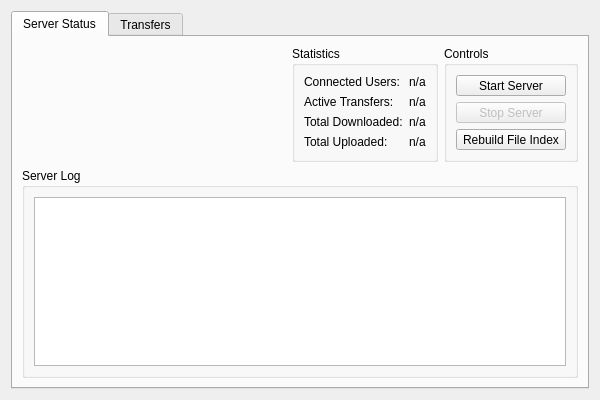
The window that qw_server_gui/QwmMonitorWindow.ui (pcjpnet/qwired-suite) describes before a commit, drawn with Qt 5.
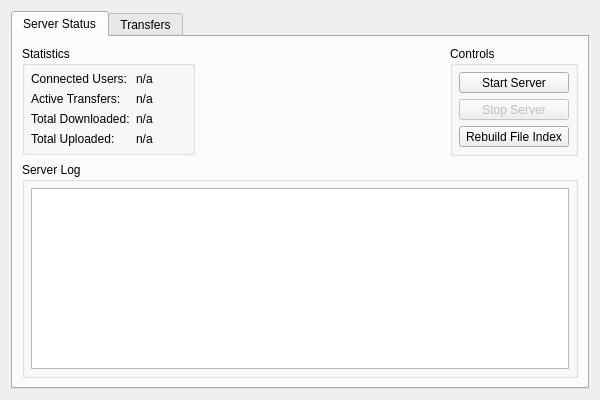
The same window after the commit. The open tabs and pages were chosen to show the change. Icons and pictures are not drawn.

What changed in the file:
```diff
--- a/qw_server_gui/QwmMonitorWindow.ui
+++ b/qw_server_gui/QwmMonitorWindow.ui
@@ -17,7 +17,13 @@
    <item>
     <widget class="QTabWidget" name="tabWidget">
      <property name="currentIndex">
-      <number>0</number>
+      <number>1</number>
+     </property>
+     <property name="iconSize">
+      <size>
+       <width>16</width>
+       <height>20</height>
+      </size>
      </property>
      <widget class="QWidget" name="tab">
       <attribute name="icon">
@@ -29,18 +35,20 @@
       </attribute>
       <layout class="QGridLayout" name="gridLayout_2">
        <item row="0" column="0">
-        <widget class="QLabel" name="label_2">
-         <property name="text">
-          <string/>
-         </property>
-        </widget>
-       </item>
-       <item row="0" column="2" rowspan="2">
         <widget class="QGroupBox" name="groupBox">
+         <property name="sizePolicy">
+          <sizepolicy hsizetype="Preferred" vsizetype="Maximum">
+           <horstretch>0</horstretch>
+           <verstretch>0</verstretch>
+          </sizepolicy>
+         </property>
          <property name="title">
           <string>Statistics</string>
          </property>
          <layout class="QHBoxLayout" name="horizontalLayout_2">
+          <property name="margin">
+           <number>6</number>
+          </property>
           <item>
            <layout class="QGridLayout" name="gridLayout">
             <item row="0" column="0">
@@ -52,6 +60,12 @@
             </item>
             <item row="0" column="1">
              <widget class="QLabel" name="fStatsUsers">
+              <property name="minimumSize">
+               <size>
+                <width>50</width>
+                <height>0</height>
+               </size>
+              </property>
               <property name="text">
                <string>n/a</string>
               </property>
@@ -66,6 +80,12 @@
             </item>
             <item row="1" column="1">
              <widget class="QLabel" name="fStatsTransfers">
+              <property name="minimumSize">
+               <size>
+                <width>50</width>
+                <height>0</height>
+               </size>
+              </property>
               <property name="text">
                <string>n/a</string>
               </property>
@@ -80,6 +100,12 @@
             </item>
             <item row="2" column="1">
              <widget class="QLabel" name="fStatsDownloadTotal">
+              <property name="minimumSize">
+               <size>
+                <width>50</width>
+                <height>0</height>
+               </size>
+              </property>
               <property name="text">
                <string>n/a</string>
               </property>
@@ -87,6 +113,12 @@
             </item>
             <item row="3" column="1">
              <widget class="QLabel" name="fStatsUploadTotal">
+              <property name="minimumSize">
+               <size>
+                <width>50</width>
+                <height>0</height>
+               </size>
+              </property>
               <property name="text">
                <string>n/a</string>
               </property>
@@ -99,30 +131,42 @@
               </property>
              </widget>
             </item>
-            <item row="4" column="0">
-             <spacer name="verticalSpacer_2">
-              <property name="orientation">
-               <enum>Qt::Vertical</enum>
-              </property>
-              <property name="sizeHint" stdset="0">
-               <size>
-                <width>20</width>
-                <height>40</height>
-               </size>
-              </property>
-             </spacer>
-            </item>
            </layout>
           </item>
          </layout>
         </widget>
        </item>
-       <item row="0" column="3" rowspan="2">
+       <item row="0" column="1">
+        <spacer name="horizontalSpacer">
+         <property name="orientation">
+          <enum>Qt::Horizontal</enum>
+         </property>
+         <property name="sizeHint" stdset="0">
+          <size>
+           <width>255</width>
+           <height>20</height>
+          </size>
+         </property>
+        </spacer>
+       </item>
+       <item row="0" column="2">
         <widget class="QGroupBox" name="groupBox_3">
+         <property name="sizePolicy">
+          <sizepolicy hsizetype="Preferred" vsizetype="Maximum">
+           <horstretch>0</horstretch>
+           <verstretch>0</verstretch>
+          </sizepolicy>
+         </property>
          <property name="title">
           <string>Controls</string>
          </property>
          <layout class="QVBoxLayout" name="verticalLayout_2">
+          <property name="spacing">
+           <number>6</number>
+          </property>
+          <property name="margin">
+           <number>6</number>
+          </property>
           <item>
            <widget class="QToolButton" name="btnStartServer">
             <property name="sizePolicy">
@@ -141,6 +185,12 @@
              <iconset resource="../qw_client/application.qrc">
               <normaloff>:/icons/16x16/media-playback-start.png</normaloff>:/icons/16x16/media-playback-start.png</iconset>
             </property>
+            <property name="iconSize">
+             <size>
+              <width>20</width>
+              <height>20</height>
+             </size>
+            </property>
             <property name="toolButtonStyle">
              <enum>Qt::ToolButtonTextBesideIcon</enum>
             </property>
@@ -167,23 +217,16 @@
              <iconset resource="../qw_client/application.qrc">
               <normaloff>:/icons/16x16/media-playback-stop.png</normaloff>:/icons/16x16/media-playback-stop.png</iconset>
             </property>
-            <property name="toolButtonStyle">
-             <enum>Qt::ToolButtonTextBesideIcon</enum>
-            </property>
-           </widget>
-          </item>
-          <item>
-           <spacer name="verticalSpacer">
-            <property name="orientation">
-             <enum>Qt::Vertical</enum>
-            </property>
-            <property name="sizeHint" stdset="0">
+            <property name="iconSize">
              <size>
               <width>20</width>
-              <height>3</height>
+              <height>20</height>
              </size>
             </property>
-           </spacer>
+            <property name="toolButtonStyle">
+             <enum>Qt::ToolButtonTextBesideIcon</enum>
+            </property>
+           </widget>
           </item>
           <item>
            <widget class="QToolButton" name="btnRebuildIndex">
@@ -203,6 +246,12 @@
              <iconset resource="../qw_client/application.qrc">
               <normaloff>:/icons/16x16/view-refresh.png</normaloff>:/icons/16x16/view-refresh.png</iconset>
             </property>
+            <property name="iconSize">
+             <size>
+              <width>20</width>
+              <height>20</height>
+             </size>
+            </property>
             <property name="toolButtonStyle">
              <enum>Qt::ToolButtonTextBesideIcon</enum>
             </property>
@@ -211,25 +260,21 @@
          </layout>
         </widget>
        </item>
-       <item row="1" column="1">
-        <spacer name="horizontalSpacer">
-         <property name="orientation">
-          <enum>Qt::Horizontal</enum>
-         </property>
-         <property name="sizeHint" stdset="0">
-          <size>
-           <width>255</width>
-           <height>20</height>
-          </size>
-         </property>
-        </spacer>
-       </item>
-       <item row="2" column="0" colspan="4">
+       <item row="1" column="0" colspan="3">
         <widget class="QGroupBox" name="groupBox_2">
+         <property name="sizePolicy">
+          <sizepolicy hsizetype="Preferred" vsizetype="Expanding">
+           <horstretch>0</horstretch>
+           <verstretch>0</verstretch>
+          </sizepolicy>
+         </property>
          <property name="title">
           <string>Server Log</string>
          </property>
          <layout class="QVBoxLayout" name="verticalLayout">
+          <property name="margin">
+           <number>6</number>
+          </property>
           <item>
            <widget class="QTextBrowser" name="fStatsLog"/>
           </item>
@@ -237,6 +282,19 @@
         </widget>
        </item>
       </layout>
+      <widget class="QLabel" name="label_2">
+       <property name="geometry">
+        <rect>
+         <x>20</x>
+         <y>15</y>
+         <width>16</width>
+         <height>17</height>
+        </rect>
+       </property>
+       <property name="text">
+        <string/>
+       </property>
+      </widget>
      </widget>
      <widget class="QWidget" name="tab_4">
       <attribute name="icon">
```
Left out of the diff: 62 changed lines with no effect on the pictures.
